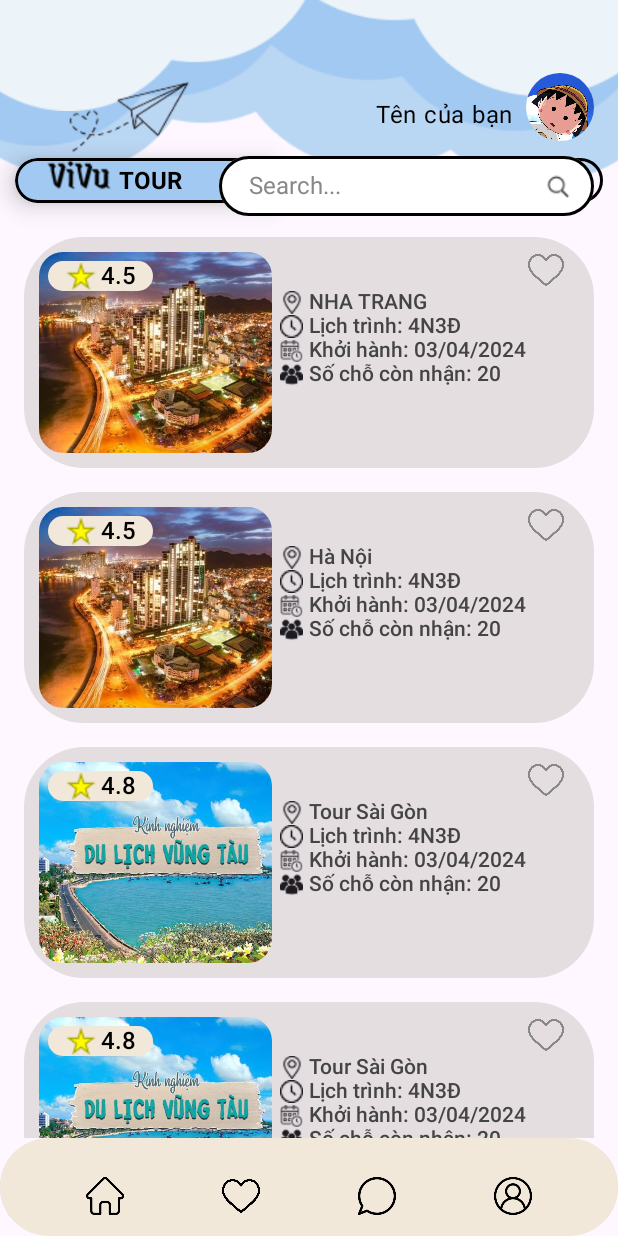
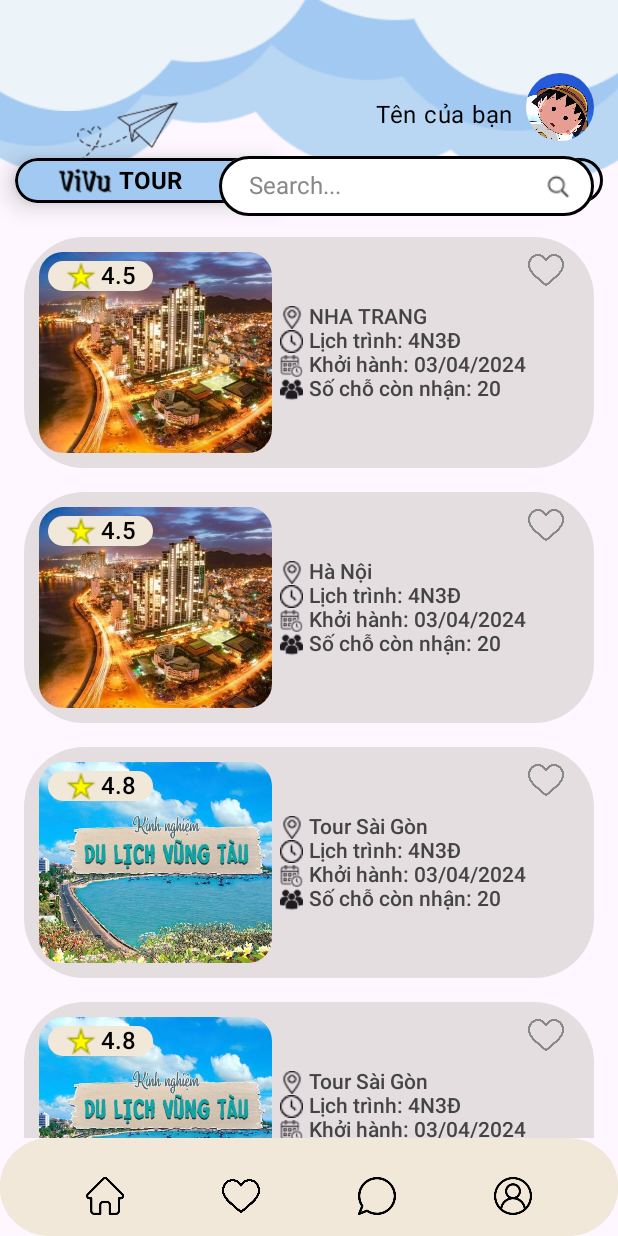
Before and after one commit to Trongnguyen2404/ExploreTour-, an Android app built with Jetpack Compose: the FavoritesScreen screen opened through its navigation route, after a tap on "TOUR", on a phone screen of 412 x 824 dp. Run offline under Robolectric (Android 15) with nearby library versions, the phone set to English and light mode, and no system bars; libraries missing offline, so code that uses them is left out: androidx.benchmark.perfetto; 2 other taps on this screen came first.

Commit message:
fix responsive

```diff
--- a/app/src/main/java/com/example/vivu_app/navigation/AppNavigation.kt
+++ b/app/src/main/java/com/example/vivu_app/navigation/AppNavigation.kt
@@ -13,31 +13,17 @@ import com.example.vivu_app.view.chat.ChatScreen
 import com.example.vivu_app.view.profile.ProfileScreen
 import androidx.compose.ui.Modifier
 import androidx.compose.ui.zIndex
-import androidx.compose.foundation.Image
-import androidx.compose.foundation.background
-import androidx.compose.foundation.border
-import com.example.vivu_app.R
 import androidx.compose.foundation.layout.*
-import androidx.compose.runtime.remember
-import androidx.compose.ui.res.painterResource
 import androidx.compose.ui.unit.dp
-import androidx.compose.ui.Alignment
-import androidx.compose.foundation.shape.CircleShape
-import androidx.compose.foundation.shape.RoundedCornerShape
-import androidx.compose.foundation.text.BasicTextField
 import androidx.compose.material3.*
 import androidx.compose.runtime.*
-import androidx.compose.ui.draw.clip
-import androidx.compose.ui.graphics.Color
-import androidx.compose.ui.text.TextStyle
-import androidx.compose.ui.text.style.TextAlign
-import androidx.compose.ui.unit.sp
 import androidx.navigation.NavType
 import androidx.navigation.navArgument
 import com.example.vivu_app.controller.PostController
-import com.example.vivu_app.view.posts.PostListScreen
+import com.example.vivu_app.view.home.PostListScreen
 import androidx.navigation.compose.currentBackStackEntryAsState
 import com.example.vivu_app.view.home.PostDetailScreen
+import com.example.vivu_app.ui.components.TopHeader
 
 
 @Composable
@@ -79,97 +65,7 @@ fun AppNavigation(
                     .padding(horizontal = 16.dp, vertical = 16.dp)
                     .zIndex(2f)
             )
+
         }
     }
 }
-
-@Composable
-fun TopHeader(modifier: Modifier = Modifier) {
-    Row(
-        modifier = modifier
-            .padding(top = 15.dp)
-            .zIndex(2f),
-        horizontalArrangement = Arrangement.SpaceBetween,
-        verticalAlignment = Alignment.CenterVertically
-    ) {
-        Image(
-            painter = painterResource(id = R.drawable.logo_vivu),
-            contentDescription = "VIVU Logo",
-            modifier = Modifier
-                .size(130.dp)
-                .offset(y = (-20).dp),
-        )
-
-        Column(horizontalAlignment = Alignment.End) {
-            Row(verticalAlignment = Alignment.CenterVertically) {
-                Text(
-                    text = "Tên của bạn",
-                    style = MaterialTheme.typography.bodyLarge,
-                    modifier = Modifier
-                        .padding(end = 8.dp)
-                        .offset(y = 5.dp)
-                )
-
-                Image(
-                    painter = painterResource(id = R.drawable.avatar),
-                    contentDescription = "Avatar",
-                    modifier = Modifier
-                        .size(45.dp)
-                        .clip(CircleShape)
-                )
-            }
-
-            Spacer(modifier = Modifier.height(10.dp))
-            SearchBar()
-        }
-    }
-}
-
-@Composable
-fun SearchBar() {
-    var searchText by remember { mutableStateOf("") }
-
-    Box(
-        modifier = Modifier
-            .fillMaxWidth()  //  Chiếm toàn bộ chiều rộng có thể
-            .height(40.dp) //  Tăng chiều cao một chút
-            .background(Color.White, shape = RoundedCornerShape(50))
-            .border(2.dp, Color.Black, shape = RoundedCornerShape(50)),
-        contentAlignment = Alignment.Center
-    ) {
-        BasicTextField(
-            value = searchText,
-            onValueChange = { searchText = it },
-            textStyle = TextStyle(
-                fontSize = 16.sp,
-                color = Color.Black,
-                textAlign = TextAlign.Start
-            ),
-            singleLine = true,
-            modifier = Modifier
-                .fillMaxWidth()
-                .padding(start = 20.dp, end = 50.dp, top = 8.dp, bottom = 8.dp) // Tăng padding bên trái
-        )
-
-        if (searchText.isEmpty()) {
-            Text(
-                text = "Search...",
-                fontSize = 16.sp,
-                color = Color.Gray,
-                modifier = Modifier
-                    .align(Alignment.CenterStart)
-                    .padding(start = 20.dp) // Giữ text placeholder căn trái
-            )
-        }
-
-        Icon(
-            painter = painterResource(id = R.drawable.ic_search),
-            contentDescription = "Search Icon",
-            tint = Color.Unspecified, // Giữ màu gốc của icon
-            modifier = Modifier
-                .align(Alignment.CenterEnd)
-                .size(35.dp) // Tăng kích thước icon lớn hơn
-                .padding(end = 12.dp) // Tạo khoảng trống giữa icon và cạnh phải
-        )
-    }
-}
--- a/app/src/main/java/com/example/vivu_app/ui/components/CommentSection.kt
+++ b/app/src/main/java/com/example/vivu_app/ui/components/CommentSection.kt
@@ -51,7 +51,6 @@ import androidx.compose.runtime.LaunchedEffect
 import androidx.compose.runtime.collectAsState
 import androidx.compose.ui.draw.clip
 import androidx.lifecycle.viewmodel.compose.viewModel
-import com.example.vivu_app.model.Post
 import java.util.UUID
 
 
--- /dev/null
+++ b/app/src/main/java/com/example/vivu_app/ui/components/SearchBar.kt
@@ -0,0 +1,77 @@
+package com.example.vivu_app.ui.components
+
+import androidx.compose.foundation.background
+import androidx.compose.foundation.border
+import androidx.compose.foundation.layout.Box
+import androidx.compose.foundation.layout.fillMaxWidth
+import androidx.compose.foundation.layout.height
+import androidx.compose.foundation.layout.padding
+import androidx.compose.foundation.layout.size
+import androidx.compose.foundation.shape.RoundedCornerShape
+import androidx.compose.foundation.text.BasicTextField
+import androidx.compose.material3.Icon
+import androidx.compose.material3.Text
+import androidx.compose.runtime.Composable
+import androidx.compose.runtime.getValue
+import androidx.compose.runtime.mutableStateOf
+import androidx.compose.runtime.remember
+import androidx.compose.runtime.setValue
+import androidx.compose.ui.Alignment
+import androidx.compose.ui.Modifier
+import androidx.compose.ui.graphics.Color
+import androidx.compose.ui.res.painterResource
+import androidx.compose.ui.text.TextStyle
+import androidx.compose.ui.text.style.TextAlign
+import androidx.compose.ui.unit.dp
+import androidx.compose.ui.unit.sp
+import com.example.vivu_app.R
+
+
+@Composable
+fun SearchBar() {
+    var searchText by remember { mutableStateOf("") }
+
+    Box(
+        modifier = Modifier
+            .fillMaxWidth()  //  Chiếm toàn bộ chiều rộng có thể
+            .height(40.dp) //  Tăng chiều cao một chút
+            .background(Color.White, shape = RoundedCornerShape(50))
+            .border(2.dp, Color.Black, shape = RoundedCornerShape(50)),
+        contentAlignment = Alignment.Center
+    ) {
+        BasicTextField(
+            value = searchText,
+            onValueChange = { searchText = it },
+            textStyle = TextStyle(
+                fontSize = 16.sp,
+                color = Color.Black,
+                textAlign = TextAlign.Start
+            ),
+            singleLine = true,
+            modifier = Modifier
+                .fillMaxWidth()
+                .padding(start = 20.dp, end = 50.dp, top = 8.dp, bottom = 8.dp) // Tăng padding bên trái
+        )
+
+        if (searchText.isEmpty()) {
+            Text(
+                text = "Search...",
+                fontSize = 16.sp,
+                color = Color.Gray,
+                modifier = Modifier
+                    .align(Alignment.CenterStart)
+                    .padding(start = 20.dp) // Giữ text placeholder căn trái
+            )
+        }
+
+        Icon(
+            painter = painterResource(id = R.drawable.ic_search),
+            contentDescription = "Search Icon",
+            tint = Color.Unspecified, // Giữ màu gốc của icon
+            modifier = Modifier
+                .align(Alignment.CenterEnd)
+                .size(35.dp) // Tăng kích thước icon lớn hơn
+                .padding(end = 12.dp) // Tạo khoảng trống giữa icon và cạnh phải
+        )
+    }
+}
--- /dev/null
+++ b/app/src/main/java/com/example/vivu_app/ui/components/TopHeader.kt
@@ -0,0 +1,67 @@
+package com.example.vivu_app.ui.components
+
+import androidx.compose.foundation.Image
+import androidx.compose.foundation.layout.Arrangement
+import androidx.compose.foundation.layout.Column
+import androidx.compose.foundation.layout.Row
+import androidx.compose.foundation.layout.Spacer
+import androidx.compose.foundation.layout.height
+import androidx.compose.foundation.layout.offset
+import androidx.compose.foundation.layout.padding
+import androidx.compose.foundation.layout.size
+import androidx.compose.foundation.shape.CircleShape
+import androidx.compose.material3.ExperimentalMaterial3Api
+import androidx.compose.material3.MaterialTheme
+import androidx.compose.material3.Text
+import androidx.compose.runtime.Composable
+import androidx.compose.ui.Alignment
+import androidx.compose.ui.Modifier
+import androidx.compose.ui.draw.clip
+import androidx.compose.ui.res.painterResource
+import androidx.compose.ui.unit.dp
+import androidx.compose.ui.zIndex
+import com.example.vivu_app.R
+
+
+@Composable
+fun TopHeader(modifier: Modifier = Modifier) {
+    Row(
+        modifier = modifier
+            .padding(top = 15.dp)
+            .zIndex(2f),
+        horizontalArrangement = Arrangement.SpaceBetween,
+        verticalAlignment = Alignment.CenterVertically
+    ) {
+        Image(
+            painter = painterResource(id = R.drawable.logo_vivu),
+            contentDescription = "VIVU Logo",
+            modifier = Modifier
+                .size(130.dp)
+                .height(40.dp) // Giới hạn rõ chiều cao
+                .padding(bottom = 20.dp) // Như hiệu ứng xích lên
+//                .offset(y = (-20).dp),
+        )
+        Spacer(modifier = Modifier.height(5.dp)) // Tạo khoảng cách nhỏ phía dưới
+        Column(horizontalAlignment = Alignment.End) {
+            Row(verticalAlignment = Alignment.CenterVertically) {
+                Text(
+                    text = "Tên của bạn",
+                    style = MaterialTheme.typography.bodyLarge,
+                    modifier = Modifier
+                        .padding(end = 8.dp)
+                        .offset(y = 5.dp)
+                )
+
+                Image(
+                    painter = painterResource(id = R.drawable.avatar),
+                    contentDescription = "Avatar",
+                    modifier = Modifier
+                        .size(45.dp)
+                        .clip(CircleShape)
+                )
+            }
+            Spacer(modifier = Modifier.height(10.dp))
+            SearchBar()
+        }
+    }
+}
--- a/app/src/main/java/com/example/vivu_app/view/favorites/FavoritesScreen.kt
+++ b/app/src/main/java/com/example/vivu_app/view/favorites/FavoritesScreen.kt
@@ -17,7 +17,7 @@ import androidx.compose.ui.unit.sp
 import androidx.navigation.NavController
 import com.example.vivu_app.R
 import com.example.vivu_app.controller.PostController
-import com.example.vivu_app.view.posts.PostItem
+import com.example.vivu_app.view.home.PostItem
 import com.example.vivu_app.navigation.BottomNavigationBar
 
 @Composable
@@ -25,7 +25,13 @@ fun FavoritesScreen(navController: NavController, postController: PostController
     val favoritePosts by postController.favoritePosts.collectAsState(initial = emptyList())
 
     Scaffold(
-        bottomBar = { BottomNavigationBar(navController) }
+        modifier = Modifier
+            .fillMaxSize()
+            // Thêm padding theo insets hệ thống
+            .windowInsetsPadding(WindowInsets.safeDrawing),
+        bottomBar = {
+            BottomNavigationBar(navController)
+        },
     ) { innerPadding ->
         Box(modifier = Modifier
             .fillMaxSize()
--- a/app/src/main/java/com/example/vivu_app/view/home/HomeScreen.kt
+++ b/app/src/main/java/com/example/vivu_app/view/home/HomeScreen.kt
@@ -20,7 +20,6 @@ import androidx.compose.ui.zIndex
 import com.example.vivu_app.controller.PostController
 import com.example.vivu_app.navigation.BottomNavigationBar
 import com.example.vivu_app.ui.components.CloudAnimationScreen
-import com.example.vivu_app.view.posts.PostListScreen
 import androidx.navigation.NavHostController
 
 
@@ -35,12 +34,21 @@ fun HomeScreen(navController: NavHostController, postController: PostController)
     }
 
     Scaffold(
-        bottomBar = { BottomNavigationBar(navController) }
+        modifier = Modifier
+            .fillMaxSize()
+            // Thêm padding theo insets hệ thống
+            .windowInsetsPadding(WindowInsets.safeDrawing),
+        bottomBar = {
+            BottomNavigationBar(navController)
+        },
+        contentWindowInsets = WindowInsets.systemBars
     ) { innerPadding ->
         Box(
             modifier = Modifier
                 .fillMaxSize()
                 .padding(innerPadding)
+                .windowInsetsPadding(WindowInsets.safeDrawing) // tránh bị che bởi status/nav bar
+//                .imePadding() // tự động chừa chỗ cho bàn phím
         ) {
             CloudAnimationScreen(
                 modifier = Modifier
@@ -63,6 +71,7 @@ fun HomeScreen(navController: NavHostController, postController: PostController)
                     CustomCategoryButton(
                         text = "TOUR",
                         isSelected = selectedCategory == "tour",
+                        modifier = Modifier.weight(1f),
                         onClick = {
                             selectedCategory = "tour"
                             postController.setCategory("tour")
@@ -71,6 +80,7 @@ fun HomeScreen(navController: NavHostController, postController: PostController)
                     CustomCategoryButton(
                         text = "LOCATION",
                         isSelected = selectedCategory == "location",
+                        modifier = Modifier.weight(1f),
                         onClick = {
                             selectedCategory = "location"
                             postController.setCategory("location")
@@ -83,6 +93,7 @@ fun HomeScreen(navController: NavHostController, postController: PostController)
                 modifier = Modifier
                     .fillMaxSize()
                     .padding(top = 150.dp)
+                    .zIndex(2f)
             ) {
                 PostListScreen(navController, postController)
             }
@@ -91,7 +102,7 @@ fun HomeScreen(navController: NavHostController, postController: PostController)
 }
 
 @Composable
-fun CustomCategoryButton(text: String, isSelected: Boolean, onClick: () -> Unit) {
+fun CustomCategoryButton(text: String, isSelected: Boolean,modifier: Modifier = Modifier, onClick: () -> Unit) {
     Box(
         modifier = Modifier
             .width(200.dp) // Độ rộng của viền ngoài
--- a/app/src/main/java/com/example/vivu_app/view/home/PostDetailScreen.kt
+++ b/app/src/main/java/com/example/vivu_app/view/home/PostDetailScreen.kt
@@ -5,6 +5,8 @@ import androidx.compose.foundation.layout.Box
 import androidx.compose.foundation.layout.WindowInsets
 import androidx.compose.foundation.layout.fillMaxSize
 import androidx.compose.foundation.layout.padding
+import androidx.compose.foundation.layout.safeDrawing
+import androidx.compose.foundation.layout.windowInsetsPadding
 import androidx.compose.material3.MaterialTheme
 import androidx.compose.material3.Scaffold
 import androidx.compose.material3.Text
@@ -16,7 +18,6 @@ import androidx.navigation.NavBackStackEntry
 import androidx.navigation.NavController
 import com.example.vivu_app.controller.PostController
 import com.example.vivu_app.model.PostType
-import com.example.vivu_app.view.posts.TourDetailScreen
 import androidx.compose.ui.graphics.Color
 import androidx.compose.ui.platform.LocalContext
 import androidx.compose.ui.zIndex
@@ -47,9 +48,13 @@ fun PostDetailScreen(
 
     Scaffold(
         contentWindowInsets = WindowInsets(0, 0, 0, 0), // Tắt tất cả insets
+        modifier = Modifier
+            .fillMaxSize()
+            // Thêm padding theo insets hệ thống
+            .windowInsetsPadding(WindowInsets.safeDrawing),
         bottomBar = {
-            BottomNavigationBar(navController = navController)
-        }
+            BottomNavigationBar(navController)
+        },
     ) { innerPadding ->
         Box(modifier = Modifier
             .fillMaxSize()
--- a/app/src/main/java/com/example/vivu_app/view/home/PostListScreen.kt
+++ b/app/src/main/java/com/example/vivu_app/view/home/PostListScreen.kt
@@ -1,4 +1,4 @@
-package com.example.vivu_app.view.posts
+package com.example.vivu_app.view.home
 
 import android.util.Log
 import androidx.compose.foundation.*
@@ -24,7 +24,7 @@ import androidx.compose.ui.*
 
 
 @Composable
-fun PostListScreen(navController: NavController, postController: PostController) {
+fun PostListScreen(navController: NavController, postController: PostController,modifier: Modifier = Modifier) {
     val posts by postController.posts.collectAsState(initial = emptyList()) // Lấy dữ liệu mới
 
     Log.d("PostListScreen", "Received posts: $posts") // Kiểm tra dữ liệu
@@ -66,13 +66,14 @@ fun PostItem(
         shape = RoundedCornerShape(40.dp),
         colors = CardDefaults.cardColors(containerColor = Color(0xFFE4DEE1))
     ) {
-        Row(modifier = Modifier.padding(10.dp)) {
-
+        Row(modifier = Modifier.padding(10.dp),
+            verticalAlignment = Alignment.CenterVertically // thêm cái này!
+        ) {
             //ảnh v rating nằm chung
             Box(
                 modifier = Modifier
                     .width(155.dp)
-                    .height(140.dp)
+                    .fillMaxHeight() // thêm cái này cho khớp chiều cao cha
                     .clip(RoundedCornerShape(16.dp))
             ) {
                 Image(
@@ -115,8 +116,13 @@ fun PostItem(
 
             Spacer(modifier = Modifier.width(5.dp))
 
-            Column(modifier = Modifier.weight(1f)) {
-                Spacer(modifier = Modifier.height(25.dp))
+            Column(modifier = Modifier
+                .weight(1f)
+                .fillMaxHeight(), // 👈 giúp Column luôn đầy chiều cao
+                verticalArrangement = Arrangement.Center,
+                horizontalAlignment = Alignment.Start
+            ) {
+//                Spacer(modifier = Modifier.height(25.dp))
                 InfoRow(icon = R.drawable.ic_location, text = post.title)
                 InfoRow(icon = R.drawable.ic_time, text = "Lịch trình: ${post.duration}")
                 InfoRow(icon = R.drawable.ic_calendar, text = "Khởi hành: ${post.departureDate}")
@@ -132,6 +138,7 @@ fun PostItem(
                 tint = if (isFavorited) Color.Red else Color.Gray,
                 modifier = Modifier
                     .padding(end = 10.dp)
+                    .align(Alignment.Top) // cố định icon ở góc trên
                     .size(24.dp)
                     .clickable { onFavoriteClick() }
             )
--- a/app/src/main/java/com/example/vivu_app/view/home/TourDetailScreen.kt
+++ b/app/src/main/java/com/example/vivu_app/view/home/TourDetailScreen.kt
@@ -1,4 +1,4 @@
-package com.example.vivu_app.view.posts
+package com.example.vivu_app.view.home
 
 import androidx.compose.foundation.Image
 import androidx.compose.foundation.background
```
